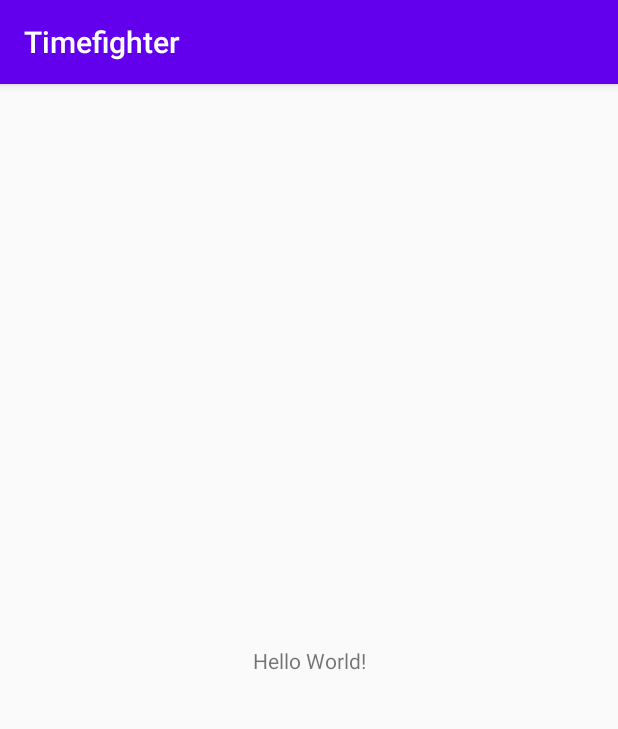
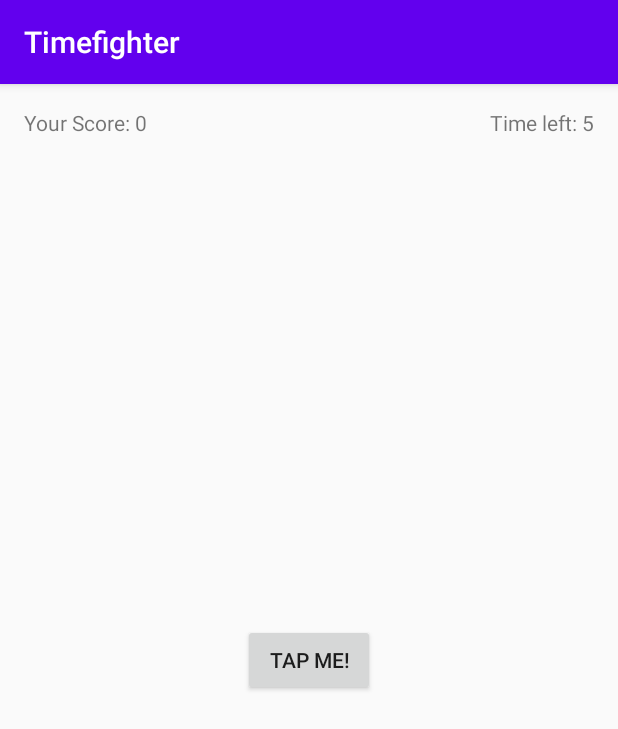
Before and after one commit to quocnb/Android-Apprentice, an Android app: the screen it shows after launch (MainActivity), on a phone screen of 412 x 824 dp. Shown: the top 729 px of the screen. Run offline under Robolectric (Android 15) with nearby library versions, the phone set to English and light mode, and no system bars.

Commit message:
Chapter 03: Activities

```diff
--- a/Timefighter/app/src/main/java/com/quocnb/timefighter/MainActivity.kt
+++ b/Timefighter/app/src/main/java/com/quocnb/timefighter/MainActivity.kt
@@ -2,11 +2,81 @@ package com.quocnb.timefighter
 
 import androidx.appcompat.app.AppCompatActivity
 import android.os.Bundle
+import android.os.CountDownTimer
+import android.widget.Button
+import android.widget.TextView
+import android.widget.Toast
+
+private const val INITIAL_TIME_LEFT = 5
 
 class MainActivity : AppCompatActivity() {
+
+    private lateinit var gameScoreTextView: TextView
+    private lateinit var timeLeftTextView: TextView
+    private lateinit var tapMeButton: Button
+    private lateinit var countDownTimer: CountDownTimer
+
+    private var score = 0
+    private var gameStarted = false
+    private var initialCountDown: Long = INITIAL_TIME_LEFT.toLong() * 1000
+    private var countDownInterval: Long = 1000
+    private var timeLeft = INITIAL_TIME_LEFT
 
     override fun onCreate(savedInstanceState: Bundle?) {
         super.onCreate(savedInstanceState)
         setContentView(R.layout.activity_main)
+        // connect views to variables
+        gameScoreTextView = findViewById(R.id.A01_game_score_tv)
+        timeLeftTextView = findViewById(R.id.A01_time_left_tv)
+
+        tapMeButton = findViewById(R.id.A01_tap_me_btn)
+        tapMeButton.setOnClickListener {
+            incrementScore()
+        }
+        resetGame()
+    }
+
+    private fun updateGameScoreText() {
+        gameScoreTextView.text = getString(R.string.game_score_tv, score.toString())
+    }
+
+    private fun updateTimeLeftText() {
+        timeLeftTextView.text = getString(R.string.time_left_tv, timeLeft.toString())
+    }
+
+    private fun incrementScore() {
+        if (!gameStarted) {
+            startGame()
+        }
+        score += 1
+        updateGameScoreText()
+    }
+
+    private fun resetGame() {
+        score = 0
+        updateGameScoreText()
+        timeLeft = INITIAL_TIME_LEFT
+        updateTimeLeftText()
+
+        countDownTimer = object : CountDownTimer(initialCountDown, countDownInterval) {
+            override fun onTick(millisUntilFinished: Long) {
+                timeLeft = millisUntilFinished.toInt() / 1000
+                updateTimeLeftText()
+            }
+            override fun onFinish() {
+                endGame()
+            }
+        }
+        gameStarted = false
+    }
+
+    private fun startGame() {
+        countDownTimer.start()
+        gameStarted = true
+    }
+
+    private fun endGame() {
+        Toast.makeText(this, getString(R.string.game_over_message, score.toString()), Toast.LENGTH_LONG).show()
+        resetGame()
     }
 }
--- a/Timefighter/app/src/main/res/layout/activity_main.xml
+++ b/Timefighter/app/src/main/res/layout/activity_main.xml
@@ -7,12 +7,33 @@
     tools:context=".MainActivity">
 
     <TextView
+        android:id="@+id/A01_game_score_tv"
         android:layout_width="wrap_content"
         android:layout_height="wrap_content"
-        android:text="Hello World!"
+        android:layout_marginStart="16dp"
+        android:layout_marginTop="16dp"
+        android:text="@string/game_score_tv"
+        app:layout_constraintStart_toStartOf="parent"
+        app:layout_constraintTop_toTopOf="parent" />
+
+    <TextView
+        android:id="@+id/A01_time_left_tv"
+        android:layout_width="wrap_content"
+        android:layout_height="wrap_content"
+        android:layout_marginTop="16dp"
+        android:layout_marginEnd="16dp"
+        android:text="@string/time_left_tv"
+        app:layout_constraintEnd_toEndOf="parent"
+        app:layout_constraintTop_toTopOf="parent" />
+
+    <Button
+        android:id="@+id/A01_tap_me_btn"
+        android:layout_width="wrap_content"
+        android:layout_height="wrap_content"
+        android:text="@string/tap_me_button"
         app:layout_constraintBottom_toBottomOf="parent"
-        app:layout_constraintLeft_toLeftOf="parent"
-        app:layout_constraintRight_toRightOf="parent"
+        app:layout_constraintEnd_toEndOf="parent"
+        app:layout_constraintStart_toStartOf="parent"
         app:layout_constraintTop_toTopOf="parent" />
 
 </androidx.constraintlayout.widget.ConstraintLayout>
--- a/Timefighter/app/src/main/res/values/strings.xml
+++ b/Timefighter/app/src/main/res/values/strings.xml
@@ -1,3 +1,7 @@
 <resources>
     <string name="app_name">Timefighter</string>
+    <string name="tap_me_button">Tap me!</string>
+    <string name="game_score_tv">Your Score: %s</string>
+    <string name="time_left_tv">Time left: %s</string>
+    <string name="game_over_message">Times up! Your score was: %s</string>
 </resources>
```
